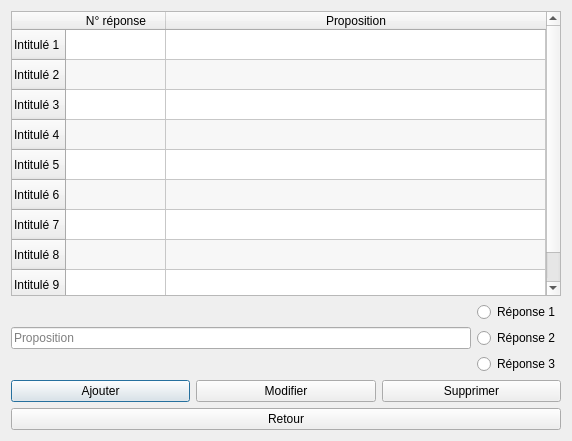
G4bleb/salt-n-pepper, file propositionsmenu.ui: the form before one commit.
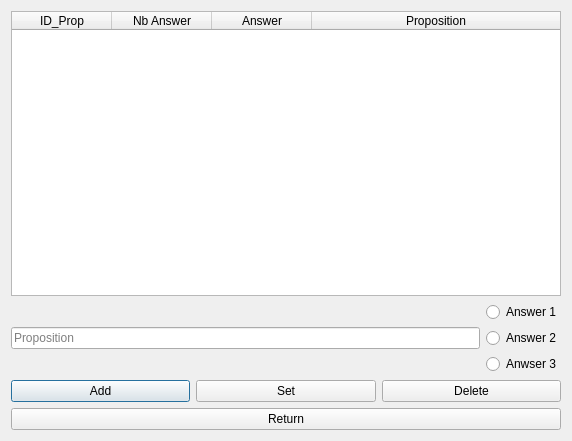
The form after the commit.

The edit to the form file:
```diff
--- a/propositionsmenu.ui
+++ b/propositionsmenu.ui
@@ -24,54 +24,22 @@
        <attribute name="horizontalHeaderStretchLastSection">
         <bool>true</bool>
        </attribute>
-       <row>
+       <attribute name="verticalHeaderVisible">
+        <bool>false</bool>
+       </attribute>
+       <column>
         <property name="text">
-         <string>Intitulé 1</string>
+         <string>ID_Prop</string>
         </property>
-       </row>
-       <row>
+       </column>
+       <column>
         <property name="text">
-         <string>Intitulé 2</string>
+         <string>Nb Answer</string>
         </property>
-       </row>
-       <row>
-        <property name="text">
-         <string>Intitulé 3</string>
-        </property>
-       </row>
-       <row>
-        <property name="text">
-         <string>Intitulé 4</string>
-        </property>
-       </row>
-       <row>
-        <property name="text">
-         <string>Intitulé 5</string>
-        </property>
-       </row>
-       <row>
-        <property name="text">
-         <string>Intitulé 6</string>
-        </property>
-       </row>
-       <row>
-        <property name="text">
-         <string>Intitulé 7</string>
-        </property>
-       </row>
-       <row>
-        <property name="text">
-         <string>Intitulé 8</string>
-        </property>
-       </row>
-       <row>
-        <property name="text">
-         <string>Intitulé 9</string>
-        </property>
-       </row>
+       </column>
        <column>
         <property name="text">
-         <string>N° réponse</string>
+         <string>Answer</string>
         </property>
        </column>
        <column>
@@ -79,11 +47,6 @@
          <string>Proposition</string>
         </property>
        </column>
-       <item row="0" column="1">
-        <property name="text">
-         <string/>
-        </property>
-       </item>
       </widget>
      </item>
      <item>
@@ -105,21 +68,21 @@
            <item>
             <widget class="QRadioButton" name="radioButton">
              <property name="text">
-              <string>Réponse 1</string>
+              <string>Answer 1</string>
              </property>
             </widget>
            </item>
            <item>
             <widget class="QRadioButton" name="radioButton_3">
              <property name="text">
-              <string>Réponse 2</string>
+              <string>Answer 2</string>
              </property>
             </widget>
            </item>
            <item>
             <widget class="QRadioButton" name="radioButton_2">
              <property name="text">
-              <string>Réponse 3</string>
+              <string>Anwser 3</string>
              </property>
             </widget>
            </item>
@@ -132,21 +95,21 @@
          <item>
           <widget class="QPushButton" name="pushButton_3">
            <property name="text">
-            <string>Ajouter</string>
+            <string>Add</string>
            </property>
           </widget>
          </item>
          <item>
           <widget class="QPushButton" name="pushButton">
            <property name="text">
-            <string>Modifier</string>
+            <string>Set</string>
            </property>
           </widget>
          </item>
          <item>
           <widget class="QPushButton" name="pushButton_2">
            <property name="text">
-            <string>Supprimer</string>
+            <string>Delete</string>
            </property>
           </widget>
          </item>
@@ -159,7 +122,7 @@
        <item>
         <widget class="QPushButton" name="pushButton_return">
          <property name="text">
-          <string>Retour</string>
+          <string>Return</string>
          </property>
         </widget>
        </item>
```
Left out of the diff: 19 changed lines with no effect on the pictures.
